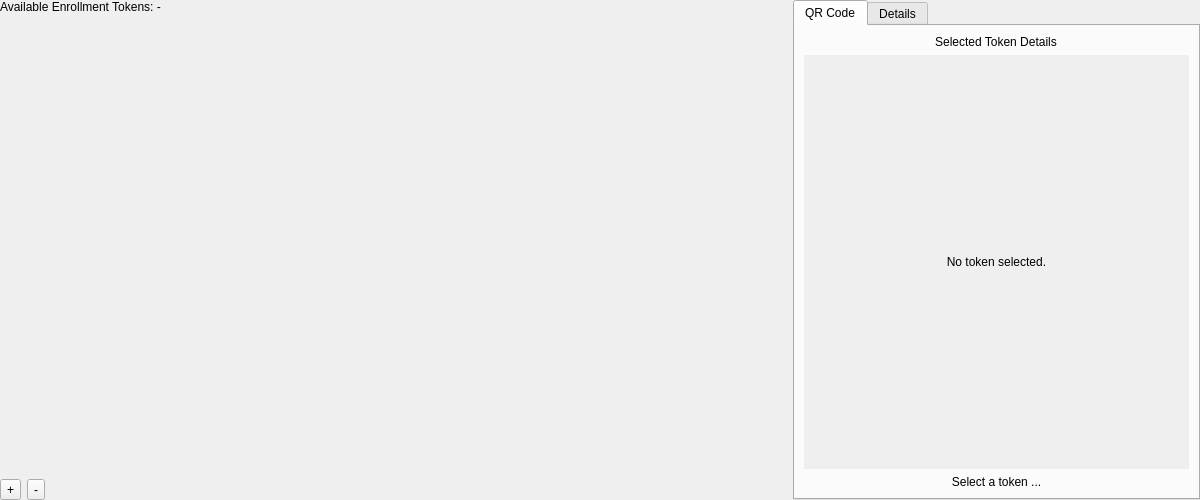
Old version of the form FWAdminLib/EnrollAndroidDeviceDlg.ui in the repository fw-dev/translations.
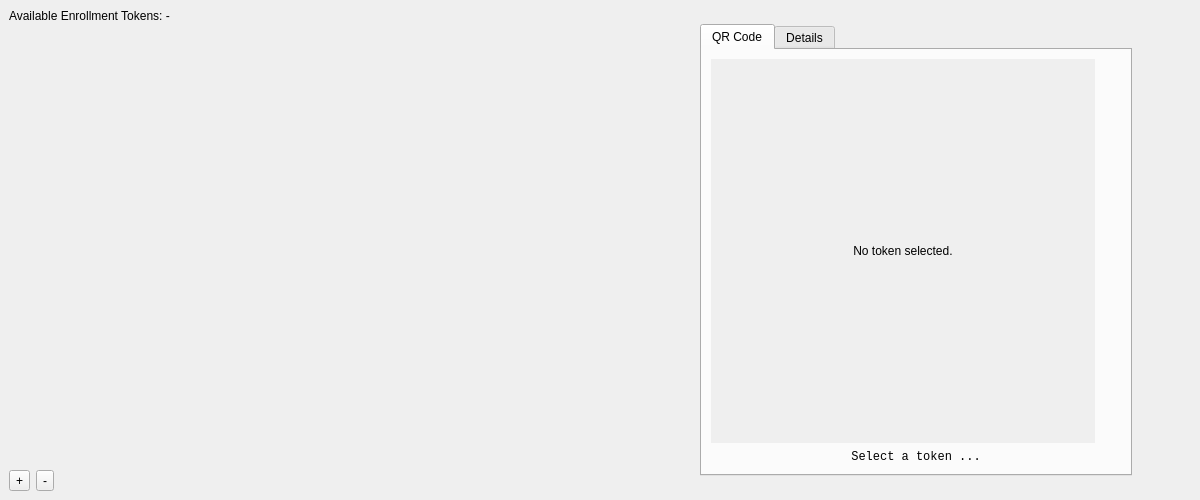
New version of the form. The open tabs and pages were chosen to show the change. Custom widgets are drawn as their Qt base class.

The edit to the form file:
```diff
--- a/FWAdminLib/EnrollAndroidDeviceDlg.ui
+++ b/FWAdminLib/EnrollAndroidDeviceDlg.ui
@@ -13,10 +13,16 @@
     <height>500</height>
    </rect>
   </property>
+  <property name="sizePolicy">
+   <sizepolicy hsizetype="Fixed" vsizetype="Fixed">
+    <horstretch>0</horstretch>
+    <verstretch>0</verstretch>
+   </sizepolicy>
+  </property>
   <property name="windowTitle">
    <string>Enroll Android Device</string>
   </property>
-  <layout class="QVBoxLayout" name="verticalLayout_2">
+  <layout class="QHBoxLayout" name="hl_mainLayout">
    <property name="leftMargin">
     <number>0</number>
    </property>
@@ -30,16 +36,9 @@
     <number>0</number>
    </property>
    <item>
-    <widget class="PrettySplitter" name="splitter">
-     <property name="orientation">
-      <enum>Qt::Horizontal</enum>
-     </property>
-     <property name="handleWidth">
-      <number>0</number>
-     </property>
      <widget class="QWidget" name="tableContainer" native="true">
       <property name="sizePolicy">
-       <sizepolicy hsizetype="Minimum" vsizetype="Preferred">
+      <sizepolicy hsizetype="Maximum" vsizetype="Preferred">
         <horstretch>0</horstretch>
         <verstretch>0</verstretch>
        </sizepolicy>
@@ -50,6 +49,12 @@
         <height>100</height>
        </size>
       </property>
+     <property name="maximumSize">
+      <size>
+       <width>695</width>
+       <height>500</height>
+      </size>
+     </property>
       <property name="autoFillBackground">
        <bool>false</bool>
       </property>
@@ -106,6 +111,8 @@
        </item>
       </layout>
      </widget>
+   </item>
+   <item>
      <widget class="QWidget" name="itemContainer" native="true">
       <property name="sizePolicy">
        <sizepolicy hsizetype="Minimum" vsizetype="Maximum">
@@ -125,42 +132,56 @@
       <layout class="QVBoxLayout" name="verticalLayout_3">
        <item>
         <widget class="QTabWidget" name="tab_tokenDetailsContainer">
+        <property name="sizePolicy">
+         <sizepolicy hsizetype="Maximum" vsizetype="Maximum">
+          <horstretch>0</horstretch>
+          <verstretch>0</verstretch>
+         </sizepolicy>
+        </property>
+        <property name="maximumSize">
+         <size>
+          <width>432</width>
+          <height>470</height>
+         </size>
+        </property>
          <property name="currentIndex">
           <number>1</number>
          </property>
          <widget class="QWidget" name="tab_qrCode">
+         <property name="sizePolicy">
+          <sizepolicy hsizetype="Expanding" vsizetype="Expanding">
+           <horstretch>0</horstretch>
+           <verstretch>0</verstretch>
+          </sizepolicy>
+         </property>
+         <property name="minimumSize">
+          <size>
+           <width>384</width>
+           <height>384</height>
+          </size>
+         </property>
           <attribute name="title">
            <string>QR Code</string>
           </attribute>
-          <layout class="QVBoxLayout" name="verticalLayout_4">
-           <item alignment="Qt::AlignHCenter">
-            <widget class="QLabel" name="tokenDetailsLabel">
-             <property name="sizePolicy">
-              <sizepolicy hsizetype="Preferred" vsizetype="Maximum">
-               <horstretch>50</horstretch>
-               <verstretch>0</verstretch>
-              </sizepolicy>
-             </property>
-             <property name="text">
-              <string>Selected Token Details</string>
-             </property>
-             <property name="alignment">
-              <set>Qt::AlignCenter</set>
-             </property>
-            </widget>
-           </item>
+         <layout class="QVBoxLayout" name="vl_qrcode">
            <item>
             <widget class="QLabel" name="tokenQRCode">
              <property name="sizePolicy">
-              <sizepolicy hsizetype="Expanding" vsizetype="Expanding">
+             <sizepolicy hsizetype="Maximum" vsizetype="Maximum">
                <horstretch>0</horstretch>
                <verstretch>0</verstretch>
               </sizepolicy>
              </property>
              <property name="minimumSize">
               <size>
-               <width>200</width>
-               <height>200</height>
+              <width>384</width>
+              <height>384</height>
+             </size>
+            </property>
+            <property name="maximumSize">
+             <size>
+              <width>384</width>
+              <height>384</height>
               </size>
              </property>
              <property name="autoFillBackground">
@@ -172,10 +193,23 @@
              <property name="alignment">
               <set>Qt::AlignCenter</set>
              </property>
+            <property name="wordWrap">
+             <bool>true</bool>
+            </property>
+            <property name="textInteractionFlags">
+             <set>Qt::LinksAccessibleByMouse|Qt::TextSelectableByMouse</set>
+            </property>
             </widget>
            </item>
            <item>
             <widget class="QLabel" name="tokenDetails">
+            <property name="font">
+             <font>
+              <family>Courier New</family>
+              <weight>50</weight>
+              <bold>false</bold>
+             </font>
+            </property>
              <property name="text">
               <string>Select a token ...</string>
              </property>
@@ -412,7 +446,6 @@
        </item>
       </layout>
      </widget>
-    </widget>
    </item>
   </layout>
   <action name="actionRefreshTokenData">
@@ -425,12 +458,6 @@
   </action>
  </widget>
  <customwidgets>
-  <customwidget>
-   <class>PrettySplitter</class>
-   <extends>QSplitter</extends>
-   <header>FileWaveGuiLib/prettysplitter/prettysplitter.h</header>
-   <container>1</container>
-  </customwidget>
   <customwidget>
    <class>StyledTreeView</class>
    <extends>QWidget</extends>
```
Left out of the diff: 26 changed lines with no effect on the pictures. Lines whose indentation alone changed are shown as unchanged.
